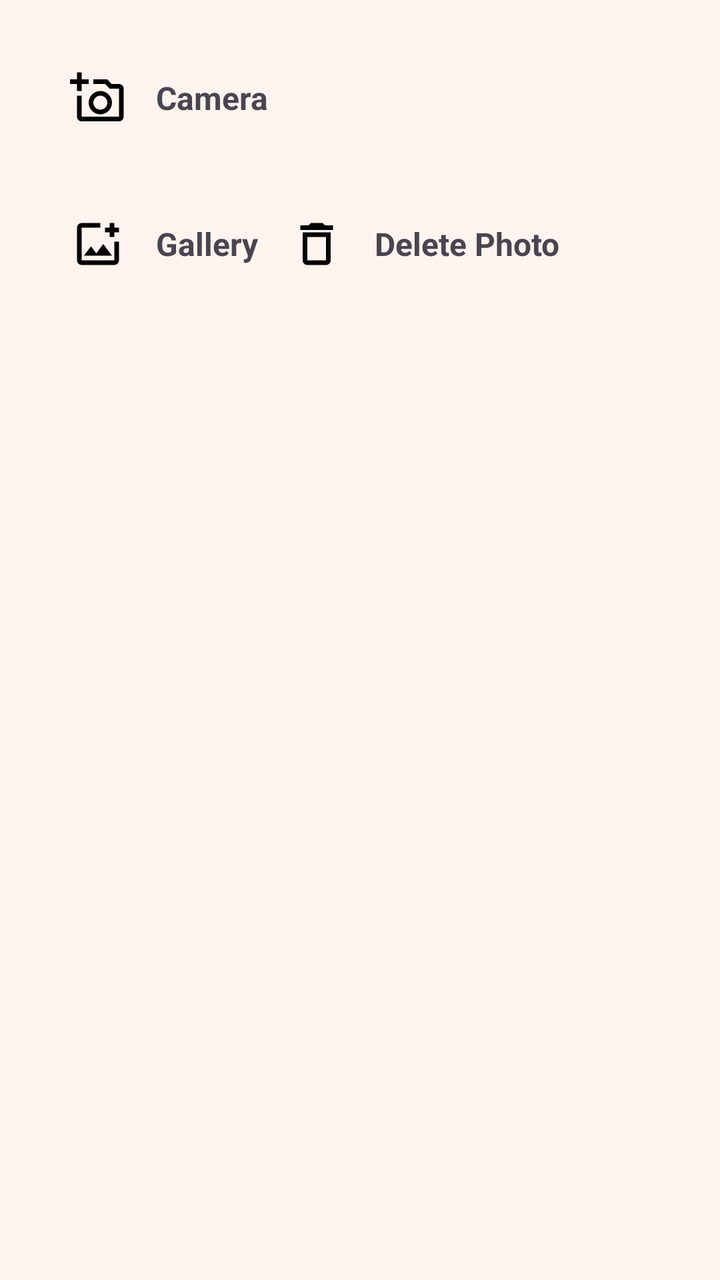
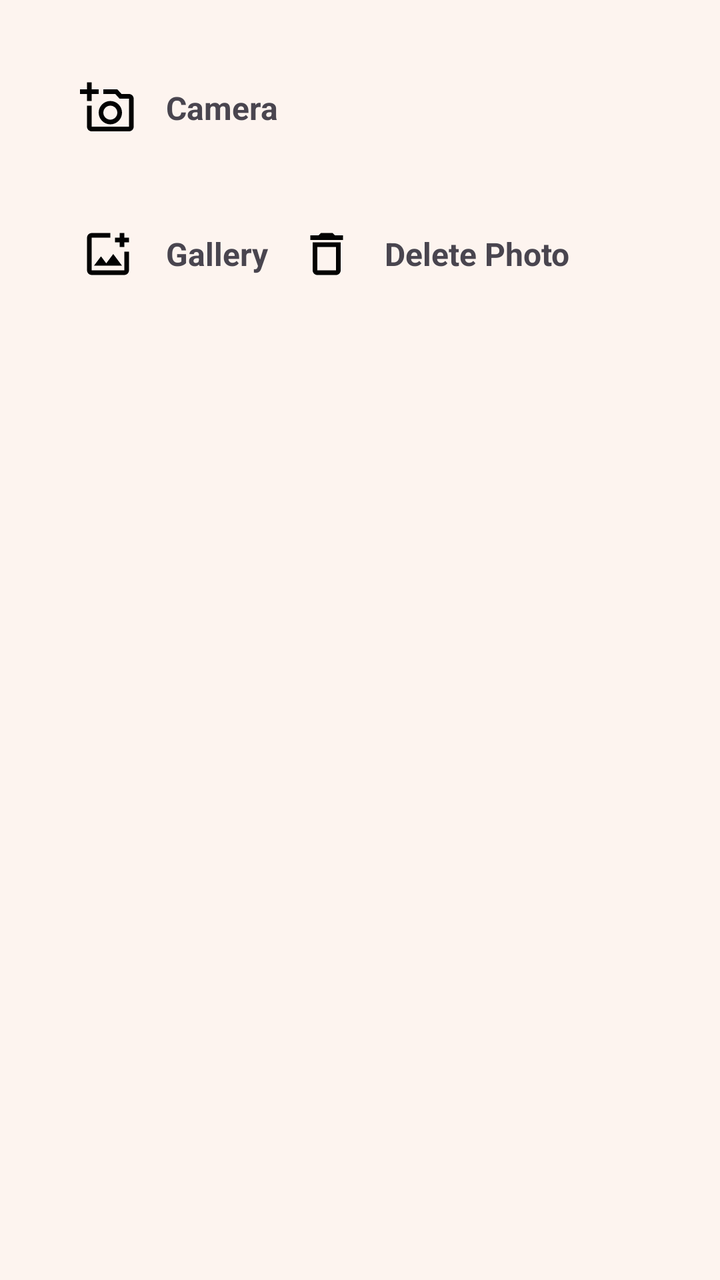

An Android layout rendered at two revisions. The XML below is the earlier revision; the diff shows what the commit changed to produce the second picture.
<!-- AndroidManifest.xml: application theme Theme.YOLO -->
<!-- res/layout/dialog_profile.xml -->
<?xml version="1.0" encoding="utf-8"?>
<LinearLayout
    xmlns:android="http://schemas.android.com/apk/res/android"
    android:layout_width="match_parent"
    android:layout_height="wrap_content"
    android:orientation="vertical"
    android:padding="20dp"
    android:background="#FDF4EF">

    

    <LinearLayout
        android:id="@+id/layoutCamera"
        android:layout_width="match_parent"
        android:layout_height="wrap_content"
        android:orientation="horizontal"
        android:padding="15dp"
        android:gravity="center_vertical"
        android:clickable="true"
        android:focusable="true">

        <ImageView
            android:layout_width="28dp"
            android:layout_height="28dp"
            android:src="@drawable/ic_camera"/>

        <TextView
            android:layout_width="wrap_content"
            android:layout_height="wrap_content"
            android:text="Camera"
            android:textSize="16sp"
            android:textStyle="bold"
            android:layout_marginStart="15dp"/>

    </LinearLayout>

    

    <LinearLayout
        android:id="@+id/layoutGallery"
        android:layout_width="match_parent"
        android:layout_height="wrap_content"
        android:orientation="horizontal"
        android:padding="15dp"
        android:gravity="center_vertical"
        android:clickable="true"
        android:focusable="true">

        <ImageView
            android:layout_width="28dp"
            android:layout_height="28dp"
            android:src="@drawable/ic_gallery"/>

        <TextView
            android:layout_width="wrap_content"
            android:layout_height="wrap_content"
            android:text="Gallery"
            android:textSize="16sp"
            android:textStyle="bold"
            android:layout_marginStart="15dp"/>
        

        <LinearLayout
            android:id="@+id/layoutDelete"
            android:layout_width="match_parent"
            android:layout_height="wrap_content"
            android:orientation="horizontal"
            android:padding="15dp"
            android:gravity="center_vertical">

            <ImageView
                android:layout_width="28dp"
                android:layout_height="28dp"
                android:src="@drawable/ic_delete"/>

            <TextView
                android:layout_width="wrap_content"
                android:layout_height="wrap_content"
                android:text="Delete Photo"
                android:textSize="16sp"
                android:textStyle="bold"
                android:layout_marginStart="15dp"/>

        </LinearLayout>

    </LinearLayout>

</LinearLayout>
<!-- resources referenced by this layout -->
<resources>
  <!-- drawable ic_camera (drawable) -->
  <vector xmlns:android="http://schemas.android.com/apk/res/android" android:height="24dp" android:tint="#020202" android:viewportHeight="24" android:viewportWidth="24" android:width="24dp">
        
      <path android:fillColor="@android:color/white" android:pathData="M21,6h-3.17L16,4h-6v2h5.12l1.83,2L21,8v12L5,20v-9L3,11v9c0,1.1 0.9,2 2,2h16c1.1,0 2,-0.9 2,-2L23,8c0,-1.1 -0.9,-2 -2,-2zM8,14c0,2.76 2.24,5 5,5s5,-2.24 5,-5 -2.24,-5 -5,-5 -5,2.24 -5,5zM13,11c1.65,0 3,1.35 3,3s-1.35,3 -3,3 -3,-1.35 -3,-3 1.35,-3 3,-3zM5,6h3L8,4L5,4L5,1L3,1v3L0,4v2h3v3h2z"/>
      
  </vector>
  <!-- drawable ic_delete (drawable) -->
  <vector xmlns:android="http://schemas.android.com/apk/res/android" android:height="24dp" android:tint="#020202" android:viewportHeight="24" android:viewportWidth="24" android:width="24dp">
        
      <path android:fillColor="@android:color/white" android:pathData="M16,9v10H8V9h8m-1.5,-6h-5l-1,1H5v2h14V4h-3.5l-1,-1zM18,7H6v12c0,1.1 0.9,2 2,2h8c1.1,0 2,-0.9 2,-2V7z"/>
      
  </vector>
  <!-- drawable ic_gallery (drawable) -->
  <vector xmlns:android="http://schemas.android.com/apk/res/android" android:height="24dp" android:tint="#020202" android:viewportHeight="960" android:viewportWidth="960" android:width="24dp">
        
      <path android:fillColor="@android:color/white" android:pathData="M480,480Q480,480 480,480Q480,480 480,480L480,480Q480,480 480,480Q480,480 480,480L480,480Q480,480 480,480Q480,480 480,480L480,480Q480,480 480,480Q480,480 480,480L480,480Q480,480 480,480Q480,480 480,480Q480,480 480,480Q480,480 480,480ZM200,840Q167,840 143.5,816.5Q120,793 120,760L120,200Q120,167 143.5,143.5Q167,120 200,120L520,120Q520,137 520,157Q520,177 520,200L200,200Q200,200 200,200Q200,200 200,200L200,760Q200,760 200,760Q200,760 200,760L760,760Q760,760 760,760Q760,760 760,760L760,440Q783,440 803,440Q823,440 840,440L840,760Q840,793 816.5,816.5Q793,840 760,840L200,840ZM240,680L720,680L570,480L450,640L360,520L240,680ZM680,360L680,280L600,280L600,200L680,200L680,120L760,120L760,200L840,200L840,280L760,280L760,360L680,360Z"/>
      
  </vector>
  <style name="Theme.YOLO" parent="Base.Theme.YOLO" />
  <style name="Base.Theme.YOLO" parent="Theme.Material3.DayNight.NoActionBar">
          
          
      </style>
</resources>

<!-- the commit's change to res/layout/dialog_profile.xml (unified diff, before → after) -->
@@ -4,7 +4,7 @@
     android:layout_width="match_parent"
     android:layout_height="wrap_content"
     android:orientation="vertical"
-    android:padding="20dp"
+    android:padding="25dp"
     android:background="#FDF4EF">
 
     
